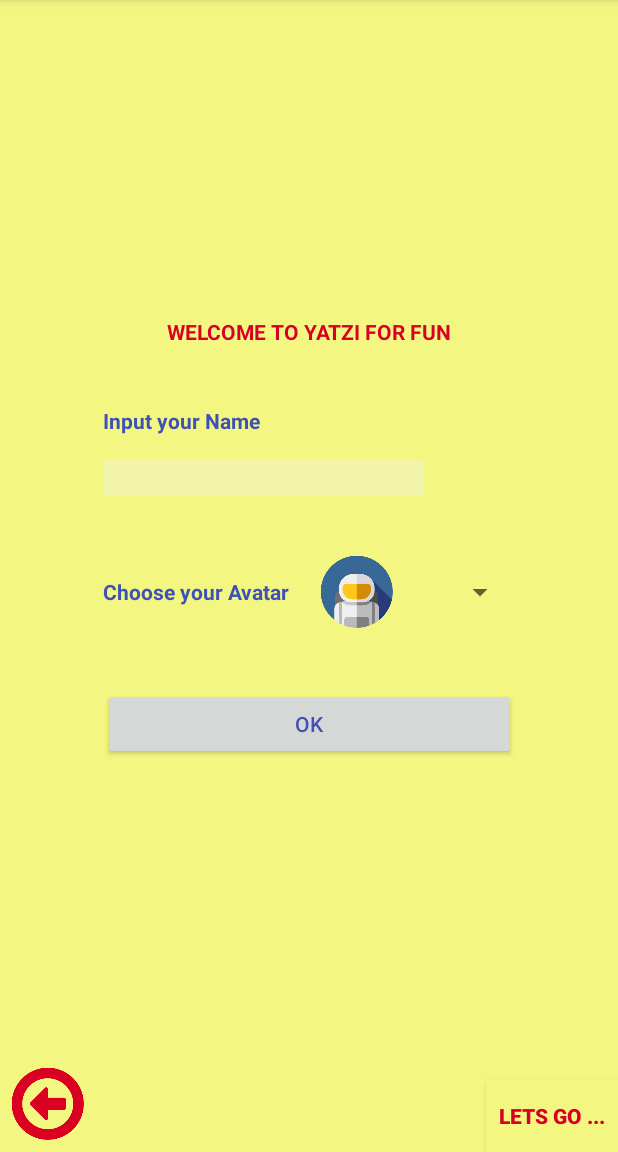
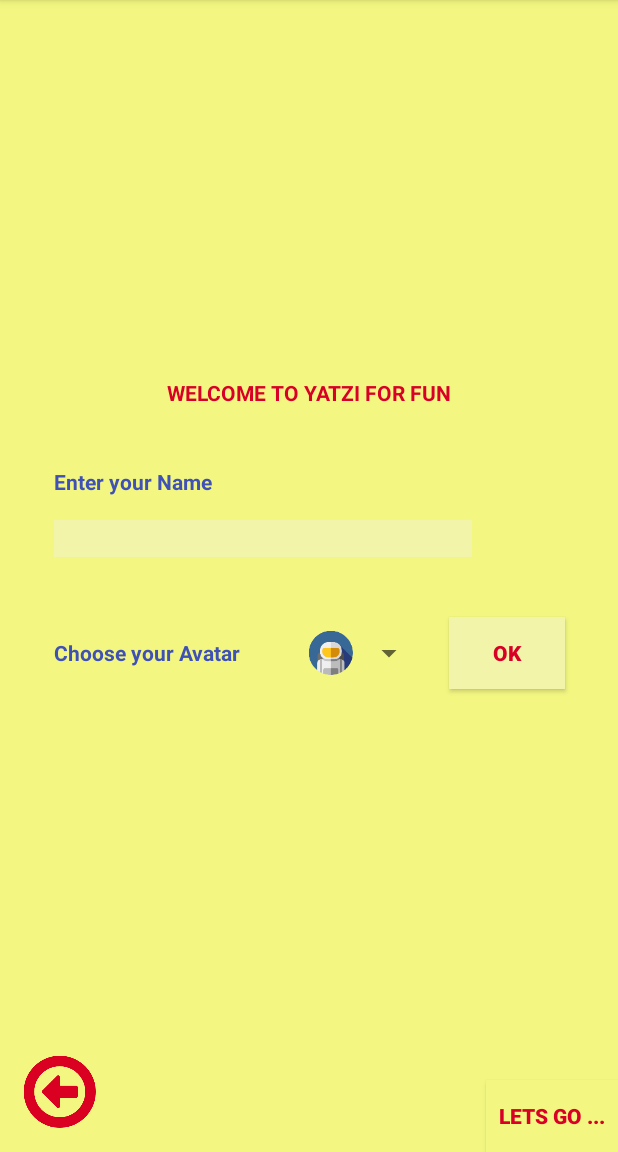
Before and after one commit to sule3927/Kniffel4Fun, an Android app: the screen it shows after launch (MainActivity), on a phone screen of 412 x 824 dp, the part 84-1236 px from its top. Run offline under Robolectric (Android 15) with nearby library versions, the phone set to English and light mode, and no system bars.

Commit message:
Layout angepasst

```diff
--- a/app/src/main/res/layout/activity_main.xml
+++ b/app/src/main/res/layout/activity_main.xml
@@ -134,18 +134,12 @@
                 android:layout_marginRight="8dp"
                 android:layout_marginStart="8dp"
                 android:layout_marginTop="8dp"
-                android:layout_weight="1"
+                android:layout_weight="0.5"
                 android:popupBackground="@color/colorMiddleYellow"
                 app:layout_constraintBottom_toBottomOf="parent"
                 app:layout_constraintEnd_toEndOf="parent"
                 app:layout_constraintStart_toStartOf="parent"
                 app:layout_constraintTop_toBottomOf="@+id/txtHeader" />
-
-        </LinearLayout>
-
-        <LinearLayout
-            android:layout_width="match_parent"
-            android:layout_height="wrap_content">
 
             <Button
                 android:id="@+id/btnNewPlayer"
@@ -157,18 +151,23 @@
                 android:layout_marginRight="8dp"
                 android:layout_marginStart="8dp"
                 android:layout_marginTop="8dp"
-                android:layout_weight="1"
-                android:text="@string/strBtnNewPalyer"
-                android:textColor="@color/colorPrimary"
+                android:layout_weight="0.5"
+                android:background="@color/colorBrightYellow"
+                android:text="@string/strBtnNewPlayer"
+                android:textColor="@color/colorDarkRed"
+                android:textStyle="bold"
                 app:layout_constraintBottom_toBottomOf="parent"
                 app:layout_constraintEnd_toEndOf="parent"
                 app:layout_constraintStart_toStartOf="parent"
-                app:layout_constraintTop_toBottomOf="@+id/spiAvatar"
-                app:layout_constraintVertical_bias="0.529" />
-        </LinearLayout>
+                app:layout_constraintTop_toBottomOf="@+id/spiAvatar" />
+
+
 
         </LinearLayout>
 
+
+
+    </LinearLayout>
 
 
     <ImageButton
@@ -176,10 +175,11 @@
         android:layout_width="wrap_content"
         android:layout_height="wrap_content"
         android:layout_marginBottom="8dp"
-            android:layout_marginEnd="8dp"
         android:layout_marginStart="8dp"
+        android:layout_marginLeft="8dp"
         android:background="@color/colorMiddleYellow"
         android:contentDescription="@string/strBtnFinish"
+        android:padding="8dp"
         app:layout_constraintBottom_toBottomOf="parent"
         app:layout_constraintStart_toStartOf="parent"
         app:srcCompat="@drawable/left_arrow" />
@@ -189,6 +189,7 @@
         android:layout_width="wrap_content"
         android:layout_height="wrap_content"
         android:background="@color/colorMiddleYellow"
+        android:padding="8dp"
         android:text="@string/strBtnStart"
         android:textColor="@color/colorDarkRed"
         android:textStyle="bold"
--- a/app/src/main/res/layout/score_game.xml
+++ b/app/src/main/res/layout/score_game.xml
@@ -773,10 +773,10 @@
         android:layout_width="wrap_content"
         android:layout_height="wrap_content"
         android:layout_marginBottom="8dp"
-        android:layout_marginEnd="8dp"
         android:layout_marginStart="8dp"
         android:background="@color/colorMiddleYellow"
         android:contentDescription="@string/strBtnFinish"
+        android:padding="8dp"
         android:src="@drawable/left_arrow"
         app:layout_constraintBottom_toBottomOf="parent"
         app:layout_constraintStart_toStartOf="parent" />
@@ -787,6 +787,7 @@
         android:layout_width="wrap_content"
         android:layout_height="wrap_content"
         android:background="@color/colorMiddleYellow"
+        android:padding="8dp"
         android:text="@string/strBtnEndGame"
         android:textColor="@color/colorDarkRed"
         android:textStyle="bold"
--- a/app/src/main/res/values/strings.xml
+++ b/app/src/main/res/values/strings.xml
@@ -3,7 +3,7 @@
     <string name="strBtnFinish">Exit</string>
     <string name="strBtnStart">Lets go ...</string>
     <string name="strTxtHeader">WELCOME TO YATZI FOR FUN</string>
-    <string name="strTxtPlayerWelcome">Input your Name</string>
+    <string name="strTxtPlayerWelcome">Enter your Name</string>
     <string name="strViewAstronaut">Astronaut</string>
     <string name="strViewThief">Thief</string>
     <string name="strViewMario">Mario</string>
@@ -44,7 +44,7 @@
     <string name="strBtnScore">SCORE</string>
     <string name="strBtnEndGame">Quit Game</string>
     <string name="strTxtBye">Bye, bye, see you!</string>
-    <string name="strBtnNewPalyer">OK</string>
+    <string name="strBtnNewPlayer">OK</string>
     <string name="strDialogTitle">Do you like to set this score 0?</string>
     <string name="strDialogOK">Yes</string>
     <string name="strDialogReturn">Return</string>
```
Also changed, not shown: 1 other file. Lines whose indentation alone changed are shown as unchanged.
